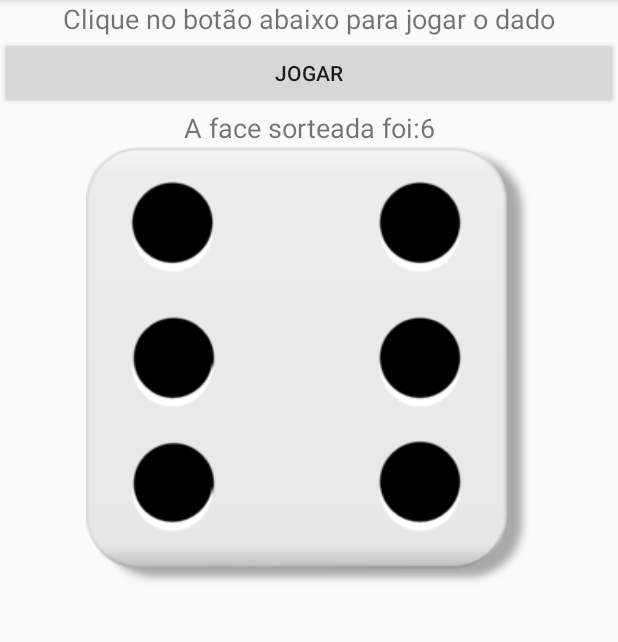
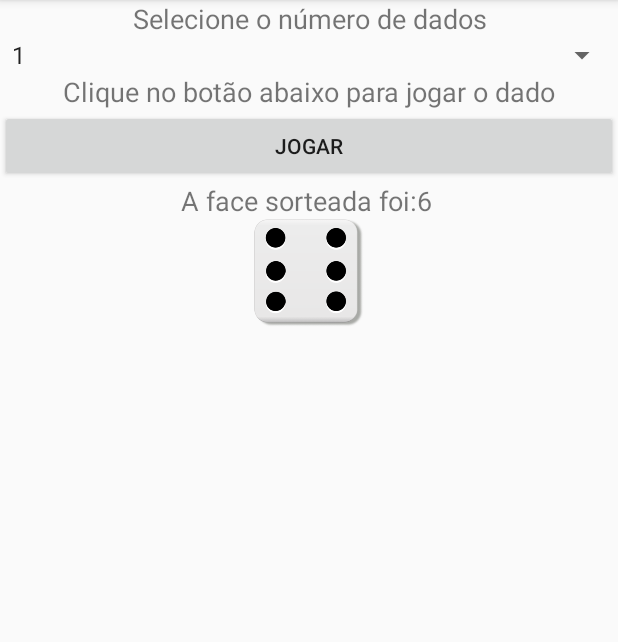
Before and after one commit to renancs93/DiceSDM, an Android app: the screen it shows after launch (MainActivity), after a tap on "JOGAR", on a phone screen of 412 x 824 dp, the part 84-726 px from its top. Run offline under Robolectric (Android 15) with nearby library versions, the phone set to English and light mode, and no system bars.

Commit message:
Terceiro commit com a possibilidade de escolha de quantos dados serão lançados.

```diff
--- a/app/src/main/java/br/edu/ifsp/scl/sdm/dicesdm/MainActivity.java
+++ b/app/src/main/java/br/edu/ifsp/scl/sdm/dicesdm/MainActivity.java
@@ -4,6 +4,7 @@ import android.support.v7.app.AppCompatActivity;
 import android.os.Bundle;
 import android.view.View;
 import android.widget.ImageView;
+import android.widget.Spinner;
 import android.widget.TextView;
 
 import java.util.Random;
@@ -15,6 +16,8 @@ public class MainActivity extends AppCompatActivity {
     // Referências para as Views do arquivo de layout
     private TextView resultadoTextView;
     private ImageView resultadoImageView;
+    private Spinner numDicesSpinner;
+    private ImageView resultado2ImageView;
 
     @Override
     protected void onCreate(Bundle savedInstanceState) {
@@ -27,33 +30,50 @@ public class MainActivity extends AppCompatActivity {
         // Recuperando referência para as Views do arquivo de layout
         resultadoTextView = findViewById(R.id.resultadoTextView);
         resultadoImageView = findViewById(R.id.resultadoImageView);
+        numDicesSpinner = findViewById(R.id.numDicesSpinner);
+        resultado2ImageView = findViewById(R.id.resultado2imageView);
     }
 
     public void jogarDado(View view){
         if (view.getId() == R.id.jogarDadoButton) {
+            int numDices = Integer.parseInt(numDicesSpinner.getSelectedItem().toString());
+            if (numDices == 2) {
+                resultado2ImageView.setVisibility(View.VISIBLE);
+            }
+            else{
+                resultado2ImageView.setVisibility(View.GONE);
+            }
+
+            String resultadoText = "";
+            for (int i = 1; i <= numDices; i++) {
                 int resultado = geradorRandomico.nextInt(6) + 1;
 
-            resultadoTextView.setText(getString(R.string.a_face_sorteada_foi) + resultado);
+                resultadoText += resultado + " ";
+
+                ImageView imageView = i == 1? resultadoImageView : resultado2ImageView;
                 switch (resultado) {
                     case 1:
-                    resultadoImageView.setImageResource(R.drawable.dice_1);
+                        imageView.setImageResource(R.drawable.dice_1);
                         break;
                     case 2:
-                    resultadoImageView.setImageResource(R.drawable.dice_2);
+                        imageView.setImageResource(R.drawable.dice_2);
                         break;
                     case 3:
-                    resultadoImageView.setImageResource(R.drawable.dice_3);
+                        imageView.setImageResource(R.drawable.dice_3);
                         break;
                     case 4:
-                    resultadoImageView.setImageResource(R.drawable.dice_4);
+                        imageView.setImageResource(R.drawable.dice_4);
                         break;
                     case 5:
-                    resultadoImageView.setImageResource(R.drawable.dice_5);
+                        imageView.setImageResource(R.drawable.dice_5);
                         break;
                     case 6:
-                    resultadoImageView.setImageResource(R.drawable.dice_6);
+                        imageView.setImageResource(R.drawable.dice_6);
                         break;
                 }
             }
+
+            resultadoTextView.setText(getString(R.string.a_face_sorteada_foi) + resultadoText);
         }
     }
+}
--- a/app/src/main/res/layout/activity_main.xml
+++ b/app/src/main/res/layout/activity_main.xml
@@ -6,6 +6,19 @@
     android:layout_height="match_parent"
     android:orientation="vertical"
     tools:context=".MainActivity">
+
+    <TextView
+        android:layout_width="match_parent"
+        android:layout_height="wrap_content"
+        android:gravity="center_horizontal"
+        android:text="Selecione o número de dados"
+        android:textSize="18sp" />
+
+    <Spinner
+        android:id="@+id/numDicesSpinner"
+        android:layout_width="match_parent"
+        android:layout_height="wrap_content"
+        android:entries="@array/numero_dados" />
 
     <TextView
         android:layout_width="match_parent"
@@ -32,8 +45,16 @@
     <ImageView
         android:id="@+id/resultadoImageView"
         android:layout_width="match_parent"
-        android:layout_height="wrap_content"
+        android:layout_height="72dp"
         android:contentDescription="@string/resultado"
         app:srcCompat="@android:color/transparent" />
 
+    <ImageView
+        android:id="@+id/resultado2imageView"
+        android:layout_width="match_parent"
+        android:layout_height="72dp"
+        android:contentDescription="@string/resultado"
+        android:visibility="gone"
+        app:srcCompat="@android:color/transparent" />
+
 </LinearLayout>
--- a/app/src/main/res/values/strings.xml
+++ b/app/src/main/res/values/strings.xml
@@ -5,4 +5,8 @@
     <string name="a_face_sorteada_foi">A face sorteada foi:</string>
     <string name="jogar">Jogar</string>
     <string name="resultado">resultado</string>
+    <string-array name="numero_dados">
+        <item>1</item>
+        <item>2</item>
+    </string-array>
 </resources>
```
Lines whose indentation alone changed are shown as unchanged.
